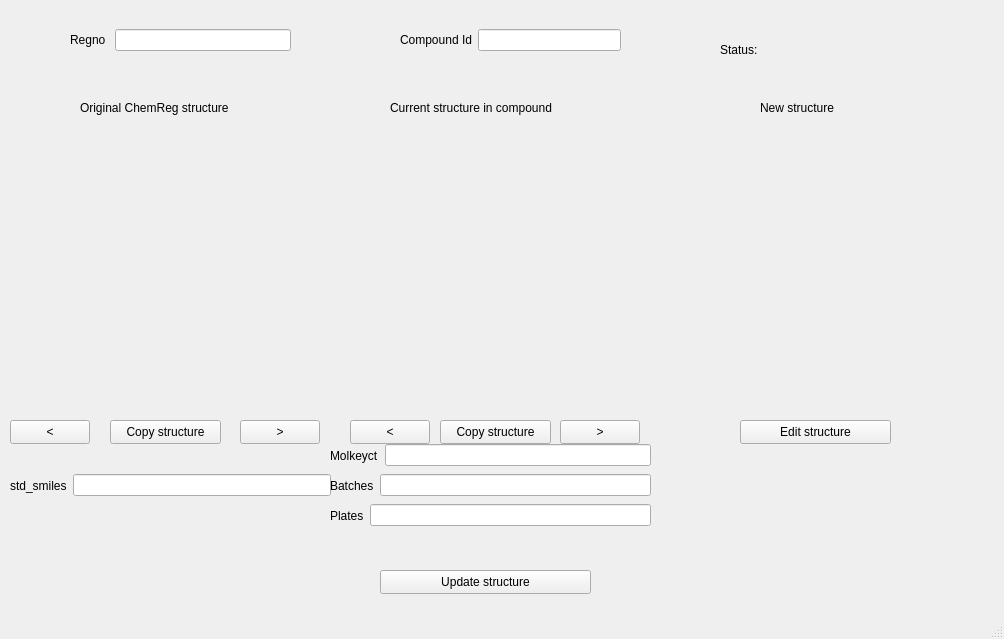
Old version of the form tools/structureAdmin/assets/structure.ui in the repository dahlbma/scarab_tornado.
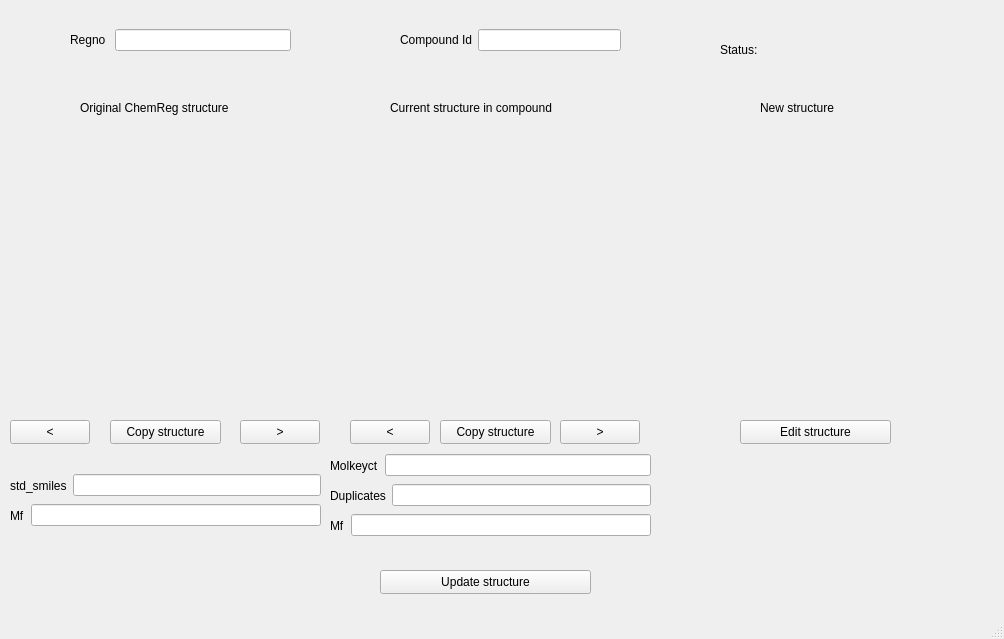
New version of the form.

Commit message: More data displayed in StructureAdmin

```diff
--- a/tools/structureAdmin/assets/structure.ui
+++ b/tools/structureAdmin/assets/structure.ui
@@ -441,7 +441,7 @@
     <property name="geometry">
      <rect>
       <x>330</x>
-      <y>440</y>
+      <y>450</y>
       <width>321</width>
       <height>31</height>
      </rect>
@@ -455,7 +455,13 @@
       </widget>
      </item>
      <item>
-      <widget class="QLineEdit" name="molkeyct_eb"/>
+      <widget class="QLineEdit" name="molkeyct_eb">
+       <property name="font">
+        <font>
+         <pointsize>7</pointsize>
+        </font>
+       </property>
+      </widget>
      </item>
     </layout>
    </widget>
@@ -463,7 +469,7 @@
     <property name="geometry">
      <rect>
       <x>330</x>
-      <y>470</y>
+      <y>480</y>
       <width>321</width>
       <height>31</height>
      </rect>
@@ -472,7 +478,7 @@
      <item>
       <widget class="QLabel" name="label_9">
        <property name="text">
-        <string>Batches</string>
+        <string>Duplicates</string>
        </property>
       </widget>
      </item>
@@ -485,7 +491,7 @@
     <property name="geometry">
      <rect>
       <x>330</x>
-      <y>500</y>
+      <y>510</y>
       <width>321</width>
       <height>31</height>
      </rect>
@@ -494,7 +500,7 @@
      <item>
       <widget class="QLabel" name="label_10">
        <property name="text">
-        <string>Plates</string>
+        <string>Mf</string>
        </property>
       </widget>
      </item>
@@ -508,7 +514,7 @@
      <rect>
       <x>10</x>
       <y>470</y>
-      <width>321</width>
+      <width>311</width>
       <height>31</height>
      </rect>
     </property>
@@ -525,6 +531,28 @@
      </item>
     </layout>
    </widget>
+   <widget class="QWidget" name="horizontalLayoutWidget_7">
+    <property name="geometry">
+     <rect>
+      <x>10</x>
+      <y>500</y>
+      <width>311</width>
+      <height>31</height>
+     </rect>
+    </property>
+    <layout class="QHBoxLayout" name="horizontalLayout_7">
+     <item>
+      <widget class="QLabel" name="label_12">
+       <property name="text">
+        <string>Mf</string>
+       </property>
+      </widget>
+     </item>
+     <item>
+      <widget class="QLineEdit" name="chemregMf_eb_2"/>
+     </item>
+    </layout>
+   </widget>
   </widget>
   <widget class="QMenuBar" name="menubar">
    <property name="geometry">
```
Left out of the diff: 4 changed lines with no effect on the pictures. The commit also changes 3 other files.
